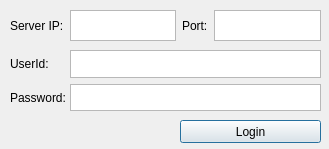
luckyan315/imsvr, file client/logindialog.ui: the form before one commit.
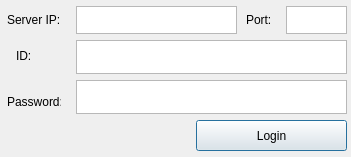
The form after the commit.

Commit message: port client from win to linux

What changed in the file:
```diff
--- a/client/logindialog.ui
+++ b/client/logindialog.ui
@@ -6,8 +6,8 @@
    <rect>
     <x>0</x>
     <y>0</y>
-    <width>329</width>
-    <height>149</height>
+    <width>351</width>
+    <height>157</height>
    </rect>
   </property>
   <property name="windowTitle">
@@ -16,94 +16,110 @@
   <widget class="QPushButton" name="btnLogin">
    <property name="geometry">
     <rect>
-     <x>180</x>
+     <x>196</x>
      <y>120</y>
-     <width>141</width>
-     <height>23</height>
+     <width>151</width>
+     <height>31</height>
     </rect>
    </property>
    <property name="text">
     <string>Login</string>
    </property>
   </widget>
-  <widget class="QWidget" name="horizontalLayoutWidget">
+  <widget class="QTextEdit" name="textUserId">
    <property name="geometry">
     <rect>
-     <x>10</x>
-     <y>10</y>
-     <width>311</width>
-     <height>31</height>
+     <x>76</x>
+     <y>40</y>
+     <width>271</width>
+     <height>34</height>
     </rect>
    </property>
-   <layout class="QHBoxLayout" name="horizontalLayout_4">
-    <item>
+  </widget>
+  <widget class="QTextEdit" name="textPasswd">
+   <property name="geometry">
+    <rect>
+     <x>76</x>
+     <y>80</y>
+     <width>271</width>
+     <height>34</height>
+    </rect>
+   </property>
+  </widget>
      <widget class="QLabel" name="label">
+   <property name="geometry">
+    <rect>
+     <x>7</x>
+     <y>4</y>
+     <width>60</width>
+     <height>31</height>
+    </rect>
+   </property>
       <property name="text">
        <string>Server IP:</string>
       </property>
      </widget>
-    </item>
-    <item>
-     <widget class="QTextEdit" name="textSvrIp"/>
-    </item>
-    <item>
      <widget class="QLabel" name="label_4">
+   <property name="geometry">
+    <rect>
+     <x>246</x>
+     <y>4</y>
+     <width>30</width>
+     <height>31</height>
+    </rect>
+   </property>
       <property name="text">
        <string>Port:</string>
       </property>
      </widget>
-    </item>
-    <item>
-     <widget class="QTextEdit" name="textSvrPort"/>
-    </item>
-   </layout>
-  </widget>
-  <widget class="QWidget" name="verticalLayoutWidget">
-   <property name="geometry">
-    <rect>
-     <x>10</x>
-     <y>50</y>
-     <width>61</width>
-     <height>61</height>
-    </rect>
-   </property>
-   <layout class="QVBoxLayout" name="verticalLayout">
-    <item>
      <widget class="QLabel" name="label_2">
+   <property name="geometry">
+    <rect>
+     <x>16</x>
+     <y>40</y>
+     <width>42</width>
+     <height>31</height>
+    </rect>
+   </property>
       <property name="layoutDirection">
        <enum>Qt::LeftToRight</enum>
       </property>
       <property name="text">
-       <string>UserId:</string>
-      </property>
-     </widget>
-    </item>
-    <item>
+    <string>ID:</string>
+   </property>
+  </widget>
      <widget class="QLabel" name="label_3">
+   <property name="geometry">
+    <rect>
+     <x>7</x>
+     <y>86</y>
+     <width>54</width>
+     <height>31</height>
+    </rect>
+   </property>
       <property name="text">
        <string>Password:</string>
       </property>
      </widget>
-    </item>
-   </layout>
+  <widget class="QTextEdit" name="textSvrIp">
+   <property name="geometry">
+    <rect>
+     <x>76</x>
+     <y>6</y>
+     <width>161</width>
+     <height>28</height>
+    </rect>
+   </property>
   </widget>
-  <widget class="QWidget" name="verticalLayoutWidget_2">
+  <widget class="QTextEdit" name="textSvrPort">
    <property name="geometry">
     <rect>
-     <x>70</x>
-     <y>50</y>
-     <width>251</width>
-     <height>61</height>
+     <x>286</x>
+     <y>6</y>
+     <width>61</width>
+     <height>28</height>
     </rect>
    </property>
-   <layout class="QVBoxLayout" name="verticalLayout_2">
-    <item>
-     <widget class="QTextEdit" name="textUserId"/>
-    </item>
-    <item>
-     <widget class="QTextEdit" name="textPasswd"/>
-    </item>
-   </layout>
   </widget>
  </widget>
  <resources/>
```
Lines whose indentation alone changed are shown as unchanged. The commit also changes 8 other files.
